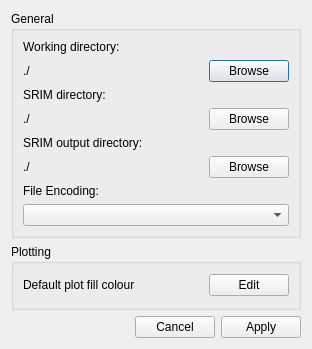
Above: src/EVA/gui/ui_files/settings_widget.ui from ISISMuon/EVA before the change. Below: the same form after it.
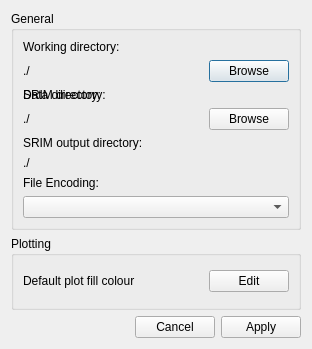
That is the form after the change.

Commit message: Split wdir into data_dir and working_dir

The edit to the form file:
```diff
--- a/src/EVA/gui/ui_files/settings_widget.ui
+++ b/src/EVA/gui/ui_files/settings_widget.ui
@@ -34,10 +34,10 @@
         </property>
        </widget>
       </item>
-      <item row="5" column="2">
-       <widget class="QPushButton" name="srim_output_directory_button">
+      <item row="2" column="0">
+       <widget class="QLabel" name="label_4">
         <property name="text">
-         <string>Browse</string>
+         <string>Data directory:</string>
         </property>
        </widget>
       </item>
```
The commit also changes 15 other files.
